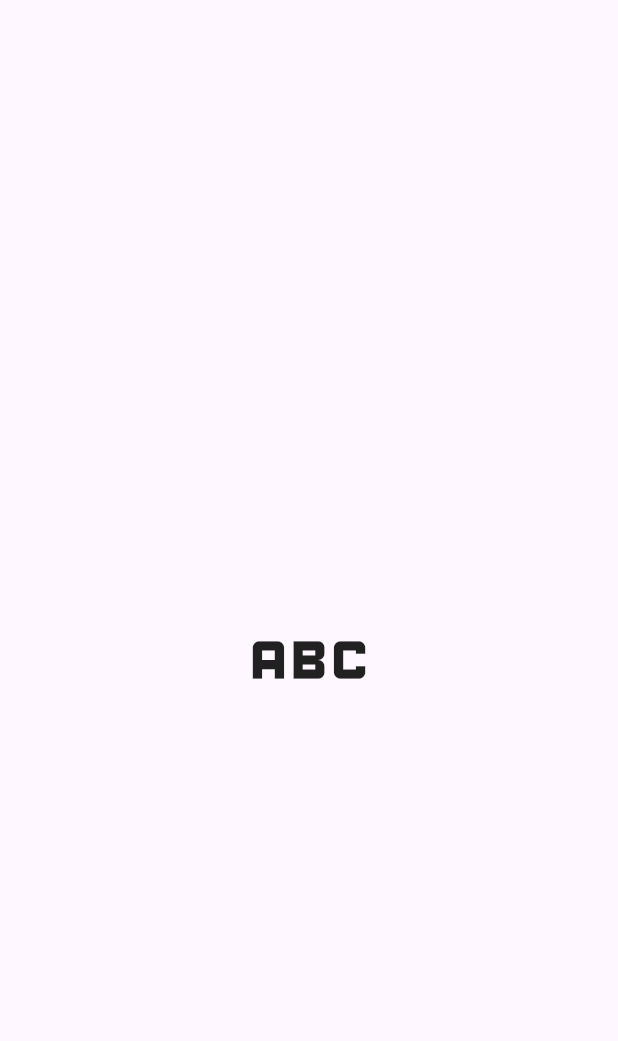
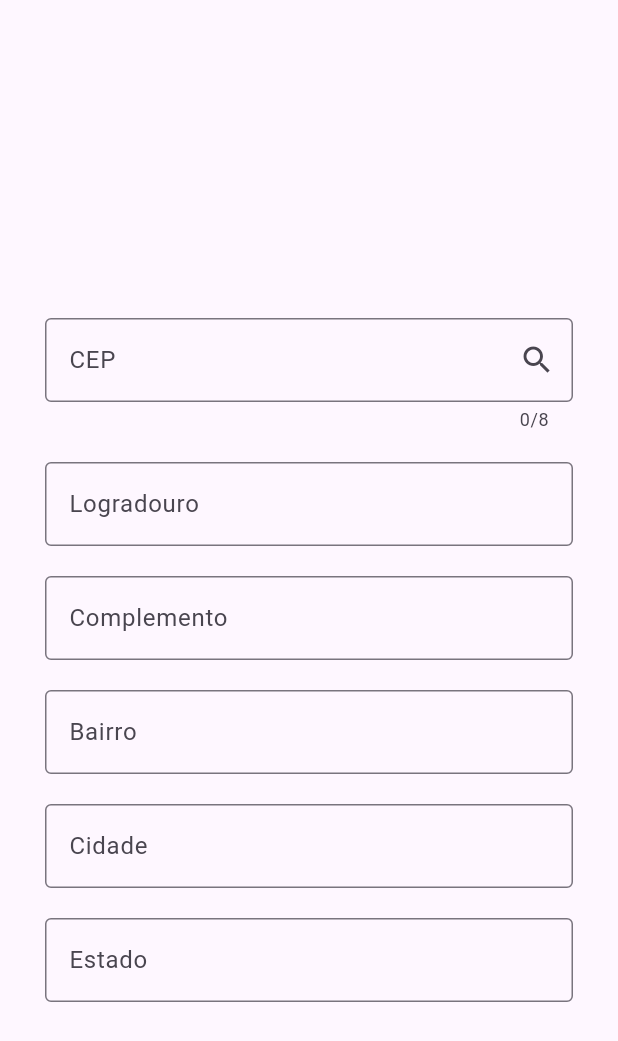
Before and after one commit to guhbarros99/projeto-api-cep, a Flutter app: the screen it shows after launch, on a phone screen of 412 x 824 dp. Shown: the top 1041 px of the screen. Run offline on Flutter 3.47's test engine with Material 3 defaults, Android fonts, the phone set to English and light mode, and no system bars.

Commit message:
Finalizando encontrar endereço

```diff
--- a/lib/Models/endereco.dart
+++ b/lib/Models/endereco.dart
@@ -18,9 +18,9 @@ class Endereco {
   factory Endereco.fromJson(Map<String, dynamic> json) {
     return Endereco(
       cep: json["cep"],
-      logradouro: json["cep"],
-      bairro: json["cep"],
-      localidade: json["cep"],
+      logradouro: json["logradouro"],
+      bairro: json["bairro"],
+      localidade: json["localidade"],
       uf: json["uf"],
       estado: json["estado"],
       complemento: json["complemento"],
--- a/lib/Pages/home_page.dart
+++ b/lib/Pages/home_page.dart
@@ -1,4 +1,8 @@
 import 'package:flutter/material.dart';
+import 'package:flutter/services.dart';
+import 'package:http/http.dart';
+import 'package:projeto_2/Models/endereco.dart';
+import 'package:projeto_2/Services/via_cep_service.dart';
 
 class HomePage extends StatefulWidget {
   const HomePage({super.key, required this.title});
@@ -10,14 +14,113 @@ class HomePage extends StatefulWidget {
 }
 
 class _MyHomePageState extends State<HomePage> {
+  TextEditingController controllerCep = TextEditingController();
+  TextEditingController controllerLogradouro = TextEditingController();
+  TextEditingController controllerComplemento = TextEditingController();
+  TextEditingController controllerBairro = TextEditingController();
+  TextEditingController controllerCidade = TextEditingController();
+  TextEditingController controllerEstado = TextEditingController();
+  Endereco? endereco; // Variavel pode receber null "?"
+
+  ViaCepService viaCepService = ViaCepService();
+
+  Future<void>buscarCep(String cep) async {
+    Endereco? response = await viaCepService.buscarEndereco(cep);
+
+    if (response?.localidade == null) {
+      showDialog(
+        context: context,
+        builder: (context) {
+          return AlertDialog(
+            icon: Icon(Icons.warning, color: Color(0x0017FFFF)),
+            title: Text("Atenção"),
+            content: Text("Cep não encontrado"),
+          );
+        },
+      );
+      return;
+    }
+    setState(() {
+      endereco = response;
+    });
+
+    setControllerCep(endereco!);
+  }
+
+  void setControllerCep(Endereco endereco) {
+    controllerCep.text = endereco.cep!;
+    controllerLogradouro.text = endereco.logradouro!;
+    controllerComplemento.text = endereco.complemento!;
+    controllerBairro.text = endereco.bairro!;
+    controllerCidade.text = endereco.localidade!;
+    controllerEstado.text = endereco.estado!;
+  }
+
   @override
   Widget build(BuildContext context) {
     return Scaffold(
       appBar: AppBar(),
       body: Center(
-        child: Column(
-          mainAxisAlignment: MainAxisAlignment.center,
-          children: <Widget>[Icon(Icons.abc_outlined, size: 100)],
+        child: Padding(
+          padding: const EdgeInsets.symmetric(horizontal: 30),
+          child: Column(
+            spacing: 20,
+            mainAxisAlignment: MainAxisAlignment.center,
+            children: [
+              TextField(
+                controller: controllerCep,
+                maxLength: 8,
+                inputFormatters: [FilteringTextInputFormatter.digitsOnly],
+                keyboardType: TextInputType.number,
+                decoration: InputDecoration(
+                  suffixIcon: IconButton(
+                    onPressed: () {
+                      buscarCep(controllerCep.text);
+                    },
+                    icon: Icon(Icons.search),
+                  ),
+                  border: OutlineInputBorder(),
+                  labelText: "CEP",
+                ),
+              ),
+              TextField(
+                controller: controllerLogradouro,
+                keyboardType: TextInputType.number,
+                decoration: InputDecoration(
+                  border: OutlineInputBorder(),
+                  labelText: "Logradouro",
+                ),
+              ),
+              TextField(
+                controller: controllerComplemento,
+                decoration: InputDecoration(
+                  border: OutlineInputBorder(),
+                  labelText: "Complemento",
+                ),
+              ),
+              TextField(
+                controller: controllerBairro,
+                decoration: InputDecoration(
+                  border: OutlineInputBorder(),
+                  labelText: "Bairro",
+                ),
+              ),
+              TextField(
+                controller: controllerCidade,
+                decoration: InputDecoration(
+                  border: OutlineInputBorder(),
+                  labelText: "Cidade",
+                ),
+              ),
+              TextField(
+                controller: controllerEstado,
+                decoration: InputDecoration(
+                  border: OutlineInputBorder(),
+                  labelText: "Estado",
+                ),
+              ),
+            ],
+          ),
         ),
       ),
     );
--- a/Services/via_cep_service.dart
+++ b/lib/Services/via_cep_service.dart
@@ -1,6 +1,7 @@
 import 'dart:convert';
 
 import 'package:http/http.dart' as http;
+import 'package:projeto_2/Models/endereco.dart';
 
 class ViaCepService {
   Future buscarEndereco(String cep) async{
@@ -12,6 +13,7 @@ class ViaCepService {
     if(response.statusCode == 200) {
 
       Map<String, dynamic> json = jsonDecode(response.body);
+      return Endereco.fromJson(json);
 
     }
 
```
Also changed, not shown: 1 other file.
